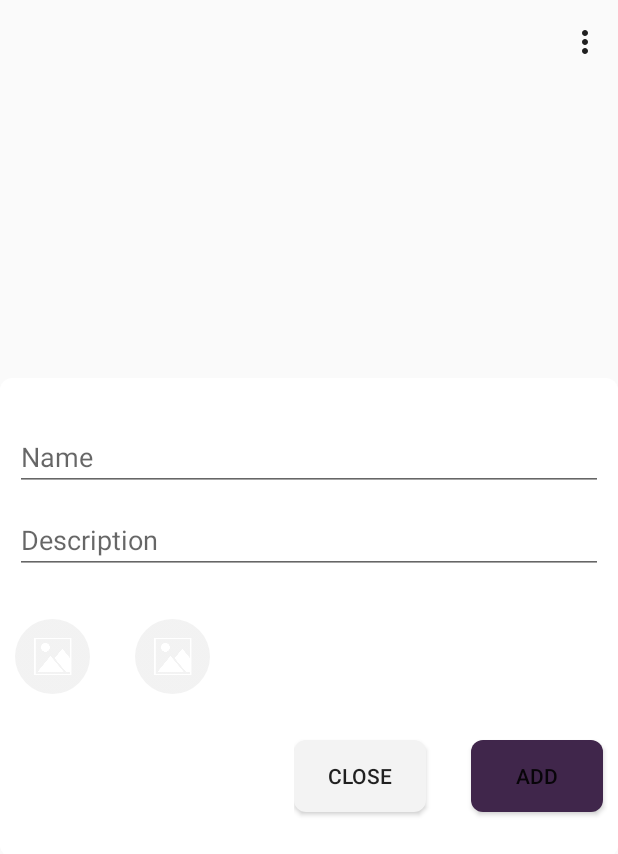
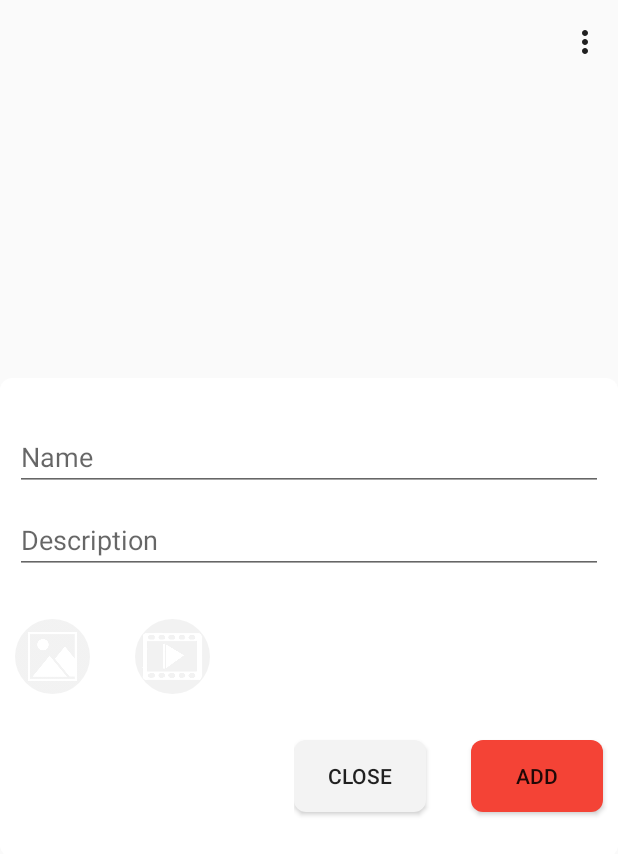
Before and after one commit to satesalovskiy/ImageRecognition, an Android app: the fragment AddNewImagesFragment placed in its activity, on a phone screen of 412 x 824 dp. Shown: the top 854 px of the screen. Run offline under Robolectric (Android 15) with nearby library versions, the phone set to English and light mode, and no system bars; our stand-ins replace CircleImageView, Firebase (no records; nobody signed in at launch, a user with empty details on screens opened directly), Picasso; pictures from the network do not load; 2 statements that could not run were skipped.

Commit message:
New design for AddNewImageFragment. Now there is an indicator has been chosen image/video or not

```diff
--- a/app/src/main/res/drawable/important_button_shape.xml
+++ b/app/src/main/res/drawable/important_button_shape.xml
@@ -2,6 +2,6 @@
 
 
 <shape xmlns:android="http://schemas.android.com/apk/res/android" android:shape="rectangle">
-    <solid android:color="#40264B"/>
+    <solid android:color="#F44336"/>
     <corners android:radius="8dp"/>
 </shape>
--- a/app/src/main/res/layout/fragment_add_new_images.xml
+++ b/app/src/main/res/layout/fragment_add_new_images.xml
@@ -40,7 +40,7 @@
             android:id="@+id/edit_image"
             android:layout_width="50dp"
             android:layout_height="50dp"
-            android:src="@drawable/defaultimage"
+            android:src="@drawable/defaultimage2"
             android:layout_marginStart="10dp"
             android:layout_marginTop="30dp"
             android:elevation="2dp"
@@ -50,7 +50,7 @@
             android:id="@+id/edit_video"
             android:layout_width="50dp"
             android:layout_height="50dp"
-            android:src="@drawable/defaultimage"
+            android:src="@drawable/defaultvideo"
             android:layout_marginTop="30dp"
             android:layout_marginStart="30dp"
             android:elevation="2dp"
--- a/app/src/main/res/values/colors.xml
+++ b/app/src/main/res/values/colors.xml
@@ -2,7 +2,7 @@
 <resources>
     <color name="colorPrimary">#14333745</color>
     <color name="colorPrimaryDark">#14333745</color>
-    <color name="colorAccent">#BB00A3</color>
+    <color name="colorAccent">#F44336</color>
     <color name="colorBlackSplashScreen">#333745</color>
     <color name="colorWhite">#FFFFFF</color>
     <color name="colorGrey">#F3F3F3</color>
```
Also changed, not shown: app/src/main/java/com/tsa/imagerecognition/AddNewImagesFragment.kt (+16 -0 lines), app/src/main/res/drawable/defaultimage2.png (added), app/src/main/res/drawable/defaultimage2_ready.jpg (added), app/src/main/res/drawable/defaultvideo.jpg (added), app/src/main/res/drawable/defaultvideo_ready.jpg (added).
